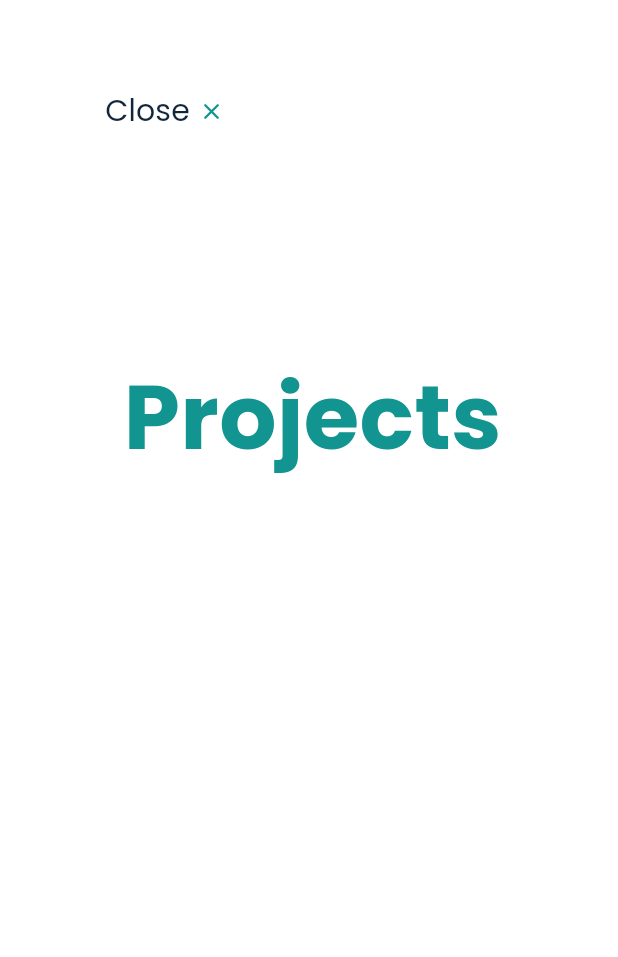
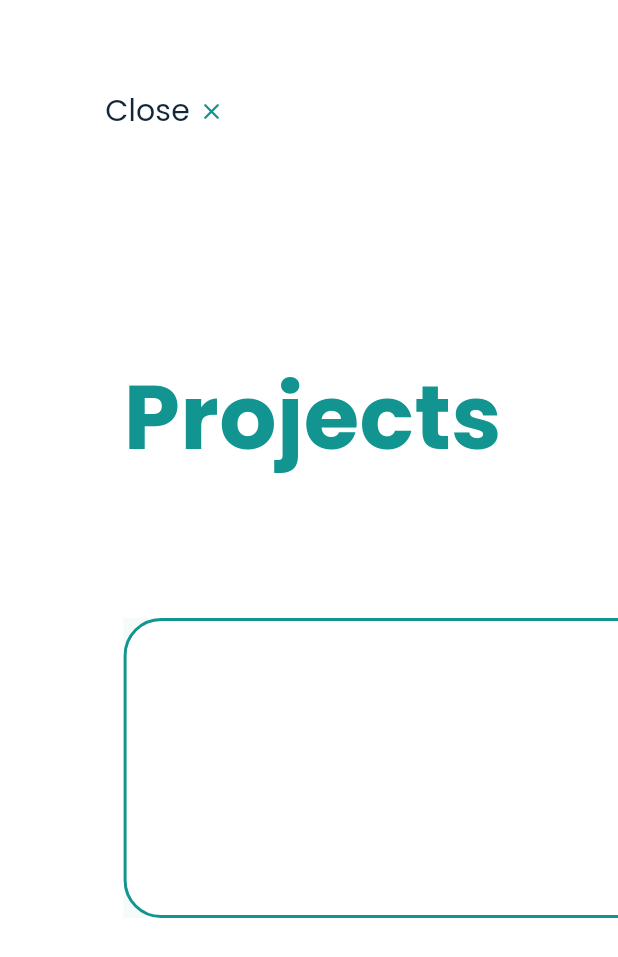
Before and after one commit to angeloseby/portfolio, a Flutter app: the ProjectPage widget shown alone on an empty page, opened directly, on a phone screen of 412 x 824 dp. Shown: the top 957 px of the screen. Run offline on Flutter 3.47's test engine with Material 3 defaults, Android fonts, the phone set to English and light mode, and no system bars; our stand-ins replace google_fonts.

Commit message:
Projects Page - Boxes Added

```diff
--- /dev/null
+++ b/lib/animations/slide_from_bottom_animation.dart
@@ -0,0 +1,52 @@
+import 'package:flutter/material.dart';
+import 'package:portfolio/configs/constants.dart';
+
+class SlideUpAnimation extends StatefulWidget {
+  @override
+  _SlideUpAnimationState createState() => _SlideUpAnimationState();
+}
+
+class _SlideUpAnimationState extends State<SlideUpAnimation>
+    with SingleTickerProviderStateMixin {
+  late AnimationController _controller;
+  late Animation<double> _animation;
+
+  @override
+  void initState() {
+    super.initState();
+    _controller = AnimationController(
+      vsync: this,
+      duration: const Duration(milliseconds: 1000),
+    );
+    _animation = Tween<double>(begin: 0, end: 200).animate(_controller);
+    _controller.forward();
+  }
+
+  @override
+  Widget build(BuildContext context) {
+    return Material(
+      child: AnimatedBuilder(
+        animation: _animation,
+        builder: (context, child) {
+          return Container(
+            height: _animation.value,
+            width: 400,
+            decoration: BoxDecoration(
+                color: lightShade,
+                borderRadius: BorderRadius.circular(25),
+                border: Border.all(
+                  color: mainShade,
+                  width: 2.0,
+                )),
+          );
+        },
+      ),
+    );
+  }
+
+  @override
+  void dispose() {
+    _controller.dispose();
+    super.dispose();
+  }
+}
--- a/lib/main.dart
+++ b/lib/main.dart
@@ -23,3 +23,6 @@ class MyApp extends StatelessWidget {
     );
   }
 }
+
+
+// Reference Web : https://aishanipach.netlify.app/
--- a/lib/pages/project_page.dart
+++ b/lib/pages/project_page.dart
@@ -1,4 +1,6 @@
 import 'package:flutter/material.dart';
+import 'package:flutter/widgets.dart';
+import 'package:portfolio/animations/slide_from_bottom_animation.dart';
 import 'package:portfolio/animations/slide_from_bottom_text_animation.dart';
 import 'package:portfolio/configs/constants.dart';
 
@@ -50,6 +52,17 @@ class ProjectPage extends StatelessWidget {
                 normalColor: mainShade,
               ),
             ),
+          ),
+          Positioned(
+            top: screenHeight / 2,
+            left: screenWidth / 5,
+            child: Row(
+              children: [
+                SlideUpAnimation(),
+                const SizedBox(width: 20),
+                SlideUpAnimation(),
+              ],
+            ),
           )
         ],
       ),
```
